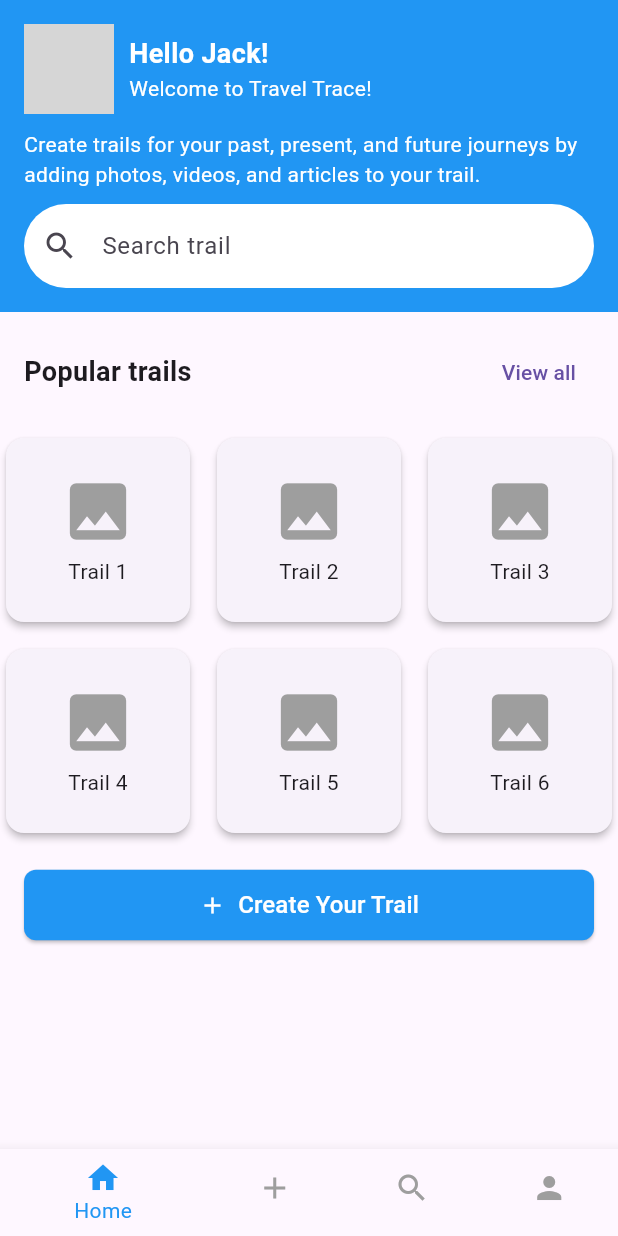
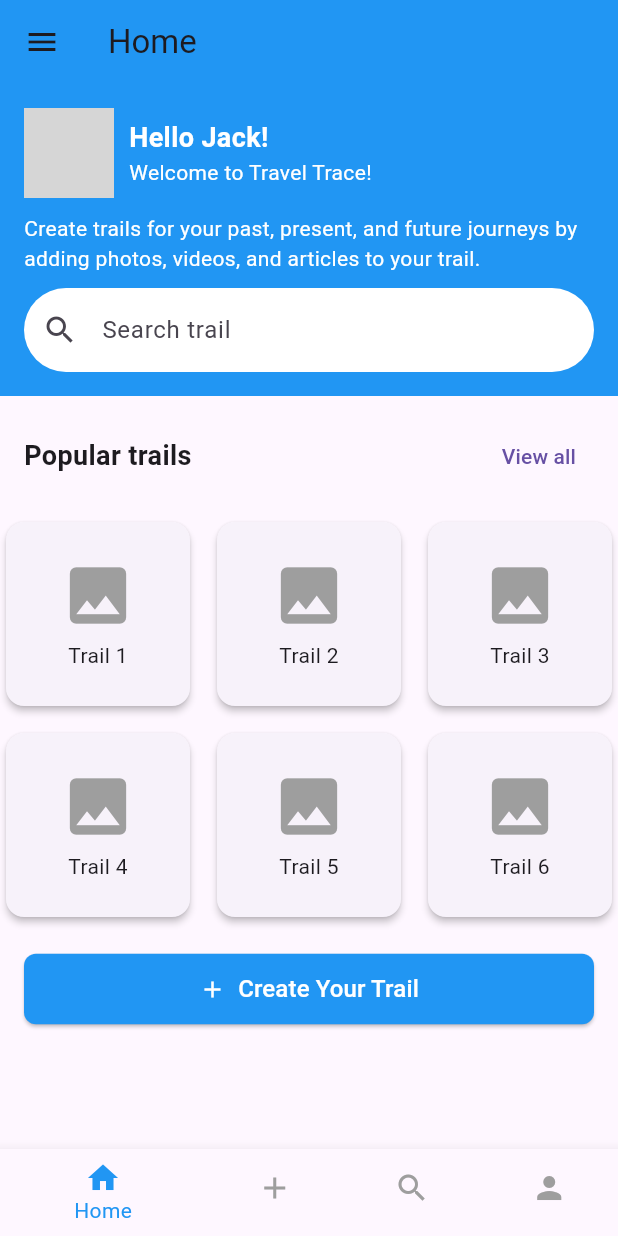
Before and after one commit to RashmiDulmini/GAHDSE241F-TravelTrace, a Flutter app: the HomePage screen opened directly, on a phone screen of 412 x 824 dp. Run offline on Flutter 3.47's test engine with Material 3 defaults, Android fonts, the phone set to English and light mode, and no system bars; our stand-ins replace font_awesome_flutter, google_maps_flutter, image_picker, lottie, table_calendar; project files that could hold a hidden picture were left out; grey boxes are pictures that could not be loaded.

Commit message:
Hamburger&Home Navigation|Settings responsive page
Hamburger Menu with Home & Navigation Support and Settings page create .

```diff
--- a/lib/main.dart
+++ b/lib/main.dart
@@ -1,5 +1,6 @@
 import 'package:flutter/material.dart';
-import 'package:traveltrace/authentication/getstarted.dart';
+//import 'package:traveltrace/authentication/getstarted.dart';
+import 'package:traveltrace/pages/home_page.dart';
 //import 'package:traveltrace/pages/acc_page.dart';
 //import 'package:traveltrace/pages/acc_page.dart';
 //import 'package:traveltrace/pages/trailsearch.dart';
@@ -19,7 +20,7 @@ class MyApp extends StatelessWidget {
         primarySwatch: Colors.blue,
       ),
       home: Scaffold(
-        body: GetStartedPage(),
+        body: HomePage(),
       ),
     );
   }
--- a/lib/pages/home_page.dart
+++ b/lib/pages/home_page.dart
@@ -1,13 +1,75 @@
 import 'package:flutter/material.dart';
+import 'package:traveltrace/pages/account_settings.dart';
 import 'package:traveltrace/pages/main_screen.dart';
 import 'package:traveltrace/pages/navbar.dart';
 import 'package:traveltrace/pages/trail_create.dart';
-import 'package:traveltrace/pages/navbar.dart';
 
 class HomePage extends StatelessWidget {
   @override
   Widget build(BuildContext context) {
     return Scaffold(
+      // Add an AppBar with the hamburger icon
+      appBar: AppBar(
+        title: Text('Home'),
+        backgroundColor: Colors.blue,
+      ),
+
+      // Add a Drawer (Hamburger Menu)
+      drawer: Drawer(
+        child: ListView(
+          padding: EdgeInsets.zero,
+          children: [
+            DrawerHeader(
+              decoration: BoxDecoration(
+                color: Colors.blue,
+              ),
+              child: Column(
+                crossAxisAlignment: CrossAxisAlignment.start,
+                children: [
+                  CircleAvatar(
+                    radius: 30,
+                    backgroundImage: AssetImage('assets/profile.jpg'),
+                  ),
+                  SizedBox(height: 10),
+                  Text(
+                    'Jack',
+                    style: TextStyle(color: Colors.white, fontSize: 18),
+                  ),
+                  Text(
+                    'jack@example.com',
+                    style: TextStyle(color: Colors.white70, fontSize: 14),
+                  ),
+                ],
+              ),
+            ),
+
+            // Account Settings Option
+            ListTile(
+              leading: Icon(Icons.settings),
+              title: Text('Account Settings'),
+              onTap: () {
+                Navigator.pop(context); // Close the drawer
+                Navigator.push(
+                  context,
+                  MaterialPageRoute(
+                      builder: (context) => AccountSettingsPage()),
+                );
+              },
+            ),
+
+            // Other menu items (Optional)
+            ListTile(
+              leading: Icon(Icons.logout),
+              title: Text('Logout'),
+              onTap: () {
+                Navigator.pop(context);
+                // Implement logout logic here
+              },
+            ),
+          ],
+        ),
+      ),
+
       body: SingleChildScrollView(
         child: Column(
           children: [
@@ -30,7 +92,10 @@ class HomePage extends StatelessWidget {
                         children: [
                           Text(
                             'Hello Jack!',
-                            style: TextStyle(fontSize: 18, fontWeight: FontWeight.bold, color: Colors.white),
+                            style: TextStyle(
+                                fontSize: 18,
+                                fontWeight: FontWeight.bold,
+                                color: Colors.white),
                           ),
                           Text(
                             'Welcome to Travel Trace!',
@@ -90,7 +155,7 @@ class HomePage extends StatelessWidget {
                 mainAxisSpacing: 10,
                 childAspectRatio: 1,
               ),
-              itemCount: 6, // Updated to show 6 grids
+              itemCount: 6,
               itemBuilder: (context, index) {
                 return Card(
                   elevation: 2,
@@ -99,7 +164,8 @@ class HomePage extends StatelessWidget {
                     children: [
                       Icon(Icons.image, size: 50, color: Colors.grey),
                       SizedBox(height: 5),
-                      Text('Trail ${index + 1}', style: TextStyle(fontSize: 14)),
+                      Text('Trail ${index + 1}',
+                          style: TextStyle(fontSize: 14)),
                     ],
                   ),
                 );
@@ -115,7 +181,8 @@ class HomePage extends StatelessWidget {
                 style: ElevatedButton.styleFrom(
                   backgroundColor: Colors.blue,
                   padding: EdgeInsets.symmetric(vertical: 12, horizontal: 20),
-                  shape: RoundedRectangleBorder(borderRadius: BorderRadius.circular(8)),
+                  shape: RoundedRectangleBorder(
+                      borderRadius: BorderRadius.circular(8)),
                 ),
                 onPressed: () {
                   Navigator.push(
@@ -128,7 +195,8 @@ class HomePage extends StatelessWidget {
                   children: [
                     Icon(Icons.add, color: Colors.white),
                     SizedBox(width: 8),
-                    Text('Create Your Trail', style: TextStyle(fontSize: 16, color: Colors.white)),
+                    Text('Create Your Trail',
+                        style: TextStyle(fontSize: 16, color: Colors.white)),
                   ],
                 ),
               ),
@@ -138,9 +206,8 @@ class HomePage extends StatelessWidget {
         ),
       ),
 
-      // Add the Navbar
       bottomNavigationBar: Navbar(
-        selectedIndex: 0, // Home Page
+        selectedIndex: 0,
         onItemTapped: (index) {
           Navigator.pushReplacement(
             context,
--- a/pubspec.yaml
+++ b/pubspec.yaml
@@ -38,6 +38,7 @@ dependencies:
   lottie: ^3.3.1
   image_picker: ^1.1.2
   font_awesome_flutter: ^10.8.0
+  table_calendar: ^3.2.0
 
 dev_dependencies:
   flutter_test:
```
Also changed, not shown: lib/pages/account_settings.dart (added, +154 -0 lines), pubspec.lock.
